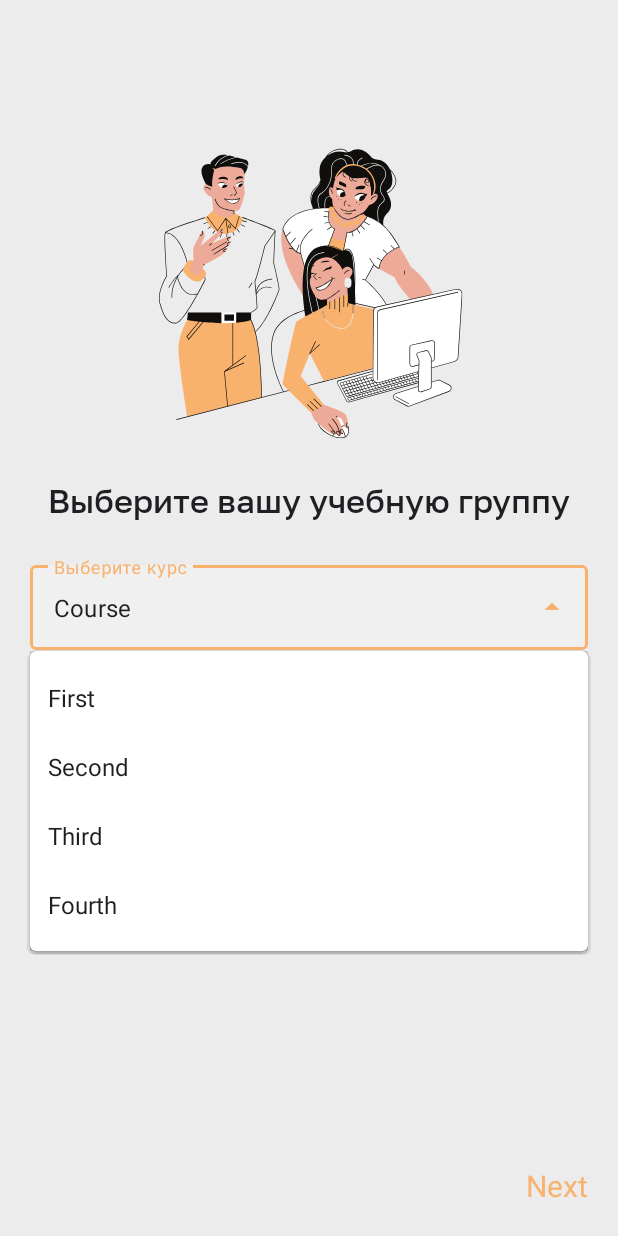
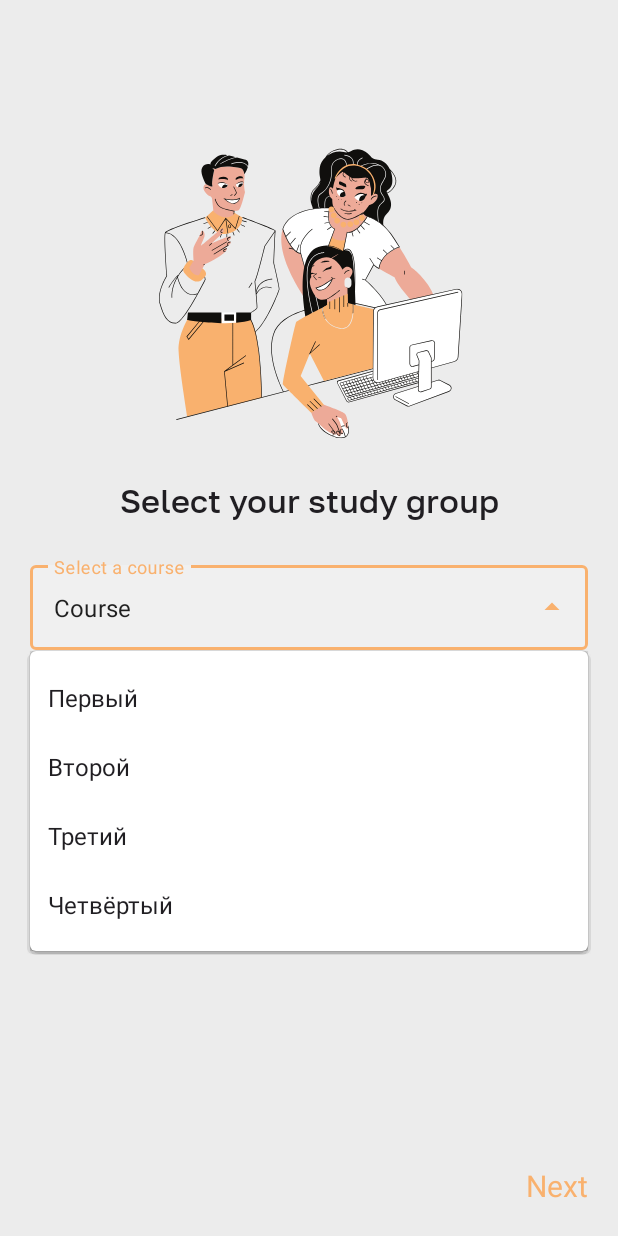
Before and after one commit to ONESECTOR/Schedule, an Android app: the fragment SecondScreenFragment placed in its activity, after a tap on an icon or button, on a phone screen of 412 x 824 dp. Run offline under Robolectric (Android 15) with nearby library versions, the phone set to English and light mode, and no system bars.

Commit message:
beta 1.1.0
- clean project
- fixes in all languages
- ui changes
- updating dependencies

```diff
--- a/app/build.gradle
+++ b/app/build.gradle
@@ -41,9 +41,9 @@ android {
 dependencies {
     // Basic
     implementation 'androidx.core:core-ktx:1.7.0'
-    implementation 'androidx.appcompat:appcompat:1.3.1'
+    implementation 'androidx.appcompat:appcompat:1.4.0'
     implementation 'com.google.android.material:material:1.4.0'
-    implementation 'androidx.constraintlayout:constraintlayout:2.1.1'
+    implementation 'androidx.constraintlayout:constraintlayout:2.1.2'
     implementation 'androidx.legacy:legacy-support-v4:1.0.0'
     implementation 'androidx.preference:preference-ktx:1.1.1'
     testImplementation 'junit:junit:4.13.2'
--- a/app/src/main/AndroidManifest.xml
+++ b/app/src/main/AndroidManifest.xml
@@ -5,7 +5,7 @@
     <application
         android:allowBackup="true"
         android:icon="@mipmap/ic_launcher"
-        android:label="@string/app_name"
+        android:label="Расписание ВолГУ"
         android:roundIcon="@mipmap/ic_launcher_round"
         android:supportsRtl="true"
         android:theme="@style/Theme.ScheduleApp">
--- a/app/src/main/java/com/sector/scheduleapp/onboarding/screens/SecondScreenFragment.kt
+++ b/app/src/main/java/com/sector/scheduleapp/onboarding/screens/SecondScreenFragment.kt
@@ -7,7 +7,6 @@ import android.view.LayoutInflater
 import android.view.View
 import android.view.ViewGroup
 import android.widget.ArrayAdapter
-import android.widget.Toast
 import androidx.viewpager2.widget.ViewPager2
 import com.sector.scheduleapp.R
 import com.sector.scheduleapp.databinding.FragmentSecondScreenBinding
@@ -17,7 +16,6 @@ class SecondScreenFragment : Fragment() {
     private val binding get() = _binding!!
 
     private var courseText: String? = null
-    private var grouptext: String? = null
 
     override fun onCreateView(
         inflater: LayoutInflater, container: ViewGroup?,
@@ -52,8 +50,6 @@ class SecondScreenFragment : Fragment() {
                 saveSettings(selected)
             }
         }
-
-
     }
 
     private fun selectCourse(course: String){
@@ -126,87 +122,8 @@ class SecondScreenFragment : Fragment() {
         )
     }
 
-    override fun onResume() {
-        super.onResume()
-
-        //fillOutSpinners()
-        //selectCourse()
-        //selectGroup()
-    }
-
     override fun onDestroyView() {
         super.onDestroyView()
         _binding = null
     }
-
-    /*private fun fillOutSpinners() {
-        val courses = resources.getStringArray(R.array.spinner_course)
-        binding.spinnerCourse.setAdapter(
-            ArrayAdapter(
-                requireContext(),
-                R.layout.dropdown_item,
-                courses
-            )
-        )
-
-        val defaultGroups = resources.getStringArray(R.array.spinner_first_course)
-        binding.spinnerGroups.setAdapter(
-            ArrayAdapter(
-                requireContext(),
-                R.layout.dropdown_item,
-                defaultGroups
-            )
-        )
-    }
-
-    private fun selectCourse() {
-        binding.spinnerCourse.setOnItemClickListener { parent, _, position, _ ->
-            val selectedCourse = parent.getItemAtPosition(position).toString()
-
-            when(selectedCourse) {
-                "First" -> binding.spinnerGroups.setAdapter(
-                    ArrayAdapter(
-                        requireContext(),
-                        R.layout.dropdown_item,
-                        resources.getStringArray(R.array.spinner_first_course)
-                    )
-                )
-                "Second" -> binding.spinnerGroups.setAdapter(
-                    ArrayAdapter(
-                        requireContext(),
-                        R.layout.dropdown_item,
-                        resources.getStringArray(R.array.spinner_second_course)
-                    )
-                )
-                "Third" -> binding.spinnerGroups.setAdapter(
-                    ArrayAdapter(
-                        requireContext(),
-                        R.layout.dropdown_item,
-                        resources.getStringArray(R.array.spinner_third_course)
-                    )
-                )
-                "Fourth" -> binding.spinnerGroups.setAdapter(
-                    ArrayAdapter(
-                        requireContext(),
-                        R.layout.dropdown_item,
-                        resources.getStringArray(R.array.spinner_fourth_course)
-                    )
-                )
-            }
-        }
-    }
-
-    private fun selectGroup() {
-        binding.spinnerGroups.setOnItemClickListener { parent, _, position, _ ->
-            val selectedGroup = parent.getItemAtPosition(position).toString()
-            setGroup(selectedGroup)
-        }
-    }
-
-    private fun setGroup(group: String) {
-        val sharedPref = requireActivity().getSharedPreferences("Group", Context.MODE_PRIVATE)
-        val editor = sharedPref.edit()
-        editor.putString("Selected group", group)
-        editor.apply()
-    }*/
 }
--- a/app/src/main/res/layout/dropdown_item.xml
+++ b/app/src/main/res/layout/dropdown_item.xml
@@ -5,4 +5,4 @@
     android:textColor="@color/elegant_black"
     android:textSize="16sp"
     android:ellipsize="end"
-    android:text="TextView" />
+    android:text="@string/test_string"/>
--- a/app/src/main/res/layout/fragment_day_detail.xml
+++ b/app/src/main/res/layout/fragment_day_detail.xml
@@ -32,7 +32,7 @@
             android:layout_height="wrap_content"
             android:layout_centerHorizontal="true"
             android:fontFamily="@font/golos_semi_bold"
-            android:text="Вторник, 15 ноября"
+            android:text="@string/test_string"
             android:textColor="@color/test_blue"
             android:textSize="21sp" />
 
@@ -60,7 +60,7 @@
             android:id="@+id/tv_is_empty"
             android:layout_width="wrap_content"
             android:layout_height="wrap_content"
-            android:text="Выберите группу в настройках приложения!"
+            android:text="@string/day_detail_error_empty_database"
             android:textAlignment="center"
             android:textColor="@color/test_blue"
             android:textSize="18sp" />
--- a/app/src/main/res/layout/fragment_first_screen.xml
+++ b/app/src/main/res/layout/fragment_first_screen.xml
@@ -22,7 +22,7 @@
         android:layout_width="wrap_content"
         android:layout_height="wrap_content"
         android:fontFamily="@font/golos_medium"
-        android:text="Ваше расписание, где угодно"
+        android:text="@string/onboarding_first_title"
         android:textAlignment="center"
         android:textColor="@color/elegant_black"
         android:textSize="25sp"
@@ -36,7 +36,7 @@
         android:layout_height="wrap_content"
         android:layout_marginTop="16dp"
         android:fontFamily="@font/golos_medium"
-        android:text="Больше ничего не нужно запоминать"
+        android:text="@string/onboarding_first_under_title"
         android:textAlignment="center"
         android:textColor="#696969"
         android:textSize="18sp"
--- a/app/src/main/res/layout/fragment_second_screen.xml
+++ b/app/src/main/res/layout/fragment_second_screen.xml
@@ -23,7 +23,7 @@
         android:layout_width="wrap_content"
         android:layout_height="wrap_content"
         android:fontFamily="@font/golos_medium"
-        android:text="Выберите вашу учебную группу"
+        android:text="@string/onboarding_second_choose_group"
         android:textAlignment="center"
         android:textColor="@color/elegant_black"
         android:textSize="22sp"
@@ -37,7 +37,7 @@
         android:layout_width="match_parent"
         android:layout_height="wrap_content"
         android:layout_marginTop="24dp"
-        android:hint="Выберите курс"
+        android:hint="@string/choose_course"
         app:layout_constraintEnd_toEndOf="parent"
         app:layout_constraintStart_toStartOf="parent"
         app:layout_constraintTop_toBottomOf="@id/tv_slogan">
@@ -48,7 +48,8 @@
             android:layout_height="wrap_content"
             android:dropDownHeight="wrap_content"
             android:inputType="none"
-            android:text="Course" />
+            android:text="@string/course"
+            tools:ignore="LabelFor" />
 
     </com.google.android.material.textfield.TextInputLayout>
 
@@ -58,7 +59,7 @@
         android:layout_width="match_parent"
         android:layout_height="wrap_content"
         android:layout_marginTop="8dp"
-        android:hint="Выберите группу"
+        android:hint="@string/choose_group"
         app:layout_constraintEnd_toEndOf="parent"
         app:layout_constraintStart_toStartOf="parent"
         app:layout_constraintTop_toBottomOf="@id/til_courses">
@@ -68,7 +69,8 @@
             android:layout_width="match_parent"
             android:layout_height="wrap_content"
             android:inputType="none"
-            android:text="Group" />
+            android:text="@string/group"
+            tools:ignore="LabelFor" />
 
     </com.google.android.material.textfield.TextInputLayout>
 
--- a/app/src/main/res/layout/fragment_third_screen.xml
+++ b/app/src/main/res/layout/fragment_third_screen.xml
@@ -22,7 +22,7 @@
         android:layout_width="wrap_content"
         android:layout_height="wrap_content"
         android:fontFamily="@font/golos_medium"
-        android:text="Всё готово. Наслаждайтесь!"
+        android:text="@string/onboarding_third_title"
         android:textAlignment="center"
         android:textColor="@color/elegant_black"
         android:textSize="25sp"
@@ -36,7 +36,7 @@
         android:layout_height="wrap_content"
         android:layout_marginTop="16dp"
         android:fontFamily="@font/golos_medium"
-        android:text="Вы всегда можете что-то поменять в настройках приложения"
+        android:text="@string/onboarding_third_under_title"
         android:textAlignment="center"
         android:textColor="#696969"
         android:textSize="18sp"
--- a/app/src/main/res/layout/item_advantage.xml
+++ b/app/src/main/res/layout/item_advantage.xml
@@ -35,7 +35,7 @@
                     android:layout_height="wrap_content"
                     android:fontFamily="@font/golos_semi_bold"
                     android:maxLength="15"
-                    android:text="Расписание"
+                    android:text="@string/advantage_title"
                     android:textColor="#f9b16e"
                     android:textSize="26sp" />
 
@@ -46,7 +46,7 @@
                     android:layout_below="@+id/tv_schedule"
                     android:layout_marginTop="4dp"
                     android:fontFamily="@font/golos_regular"
-                    android:text="Всегда под рукой!"
+                    android:text="@string/advantage_description"
                     android:textSize="16sp" />
 
                 <androidx.appcompat.widget.AppCompatButton
@@ -59,7 +59,7 @@
                     android:fontFamily="@font/golos_regular"
                     android:paddingStart="16dp"
                     android:paddingEnd="16dp"
-                    android:text="Настроить"
+                    android:text="@string/advantage_button"
                     android:textColor="@color/white_smoke" />
 
             </RelativeLayout>
--- a/app/src/main/res/layout/item_day.xml
+++ b/app/src/main/res/layout/item_day.xml
@@ -37,7 +37,7 @@
                 android:layout_below="@+id/iv_icon_day"
                 android:layout_marginTop="20dp"
                 android:fontFamily="@font/golos_medium"
-                android:text="Понедельник"
+                android:text="@string/test_day_of_week"
                 android:textColor="#f9b16e"
                 android:textSize="20sp" />
 
--- a/app/src/main/res/values/strings.xml
+++ b/app/src/main/res/values/strings.xml
@@ -1,33 +1,23 @@
 <resources>
     <!-- Basic -->
     <string name="app_name" translatable="false">Schedule App</string>
+    <string name="test_string" translatable="false">Test</string>
+    <string name="course">Course</string>
+    <string name="group">Group</string>
+    <string name="choose_course">Select a course</string>
+    <string name="choose_group">Select a group</string>
 
-    <!-- Week fragment -->
-    <string name="monday">Monday</string>
-    <string name="tuesday">Tuesday</string>
-    <string name="wednesday">Wednesday</string>
-    <string name="thursday">Thursday</string>
-    <string name="friday">Friday</string>
-    <string name="saturday">Saturday</string>
-    <string name="this_week">This week</string>
-    <string name="numerator">Numerator</string>
-    <string name="denominator">Denominator</string>
-
+    <!-- Arrays -->
     <string-array name="type_of_week">
         <item>@string/numerator</item>
         <item>@string/denominator</item>
     </string-array>
 
-    <!-- Onboarding screens -->
-    <string name="next">Next</string>
-    <string name="skip">Skip</string>
-    <string name="finish">Finish</string>
-
     <string-array name="spinner_course">
-        <item>First</item>
-        <item>Second</item>
-        <item>Third</item>
-        <item>Fourth</item>
+        <item>Первый</item>
+        <item>Второй</item>
+        <item>Третий</item>
+        <item>Четвёртый</item>
     </string-array>
 
     <string-array name="spinner_first_course">
@@ -49,4 +39,42 @@
         <item>МОСб-181</item>
         <item>МОСб-182</item>
     </string-array>
+
+    <!-- OnBoarding fragments -->
+    <string name="next">Next</string>
+    <string name="skip">Skip</string>
+    <string name="finish">Finish</string>
+    <string name="onboarding_first_title">Your schedule, anywhere</string>
+    <string name="onboarding_first_under_title">There is nothing more to remember</string>
+    <string name="onboarding_second_choose_group">Select your study group</string>
+    <string name="onboarding_third_title">All done. Enjoy!</string>
+    <string name="onboarding_third_under_title">You can always change something in the application settings</string>
+
+    <!-- Week fragment -->
+    <string name="monday">Monday</string>
+    <string name="tuesday">Tuesday</string>
+    <string name="wednesday">Wednesday</string>
+    <string name="thursday">Thursday</string>
+    <string name="friday">Friday</string>
+    <string name="saturday">Saturday</string>
+    <string name="numerator">Numerator</string>
+    <string name="denominator">Denominator</string>
+    <string name="test_date">October 24, 2021</string>
+    <string name="home">Home</string>
+    <string name="days_of_the_week">Days of the week</string>
+    <string name="advantage_title">Schedule</string>
+    <string name="advantage_description">Always at hand!</string>
+    <string name="advantage_button">Tune</string>
+    <string name="test_day_of_week">Monday</string>
+
+    <!-- Settings fragment -->
+    <string name="common">Common</string>
+    <string name="settings">Settings</string>
+
+    <!-- Day detail fragment-->
+    <string name="day_detail_error_empty_database">Select a group in the app settings!</string>
+    <string name="test_subject_name" translatable="false">Информатика и программирование</string>
+    <string name="test_subject_info" translatable="false">Григорьева А.Г., лекция, дистанционно</string>
+    <string name="test_subject_time" translatable="false">13:40 \- 15:10</string>
+    <string name="test_subject_classroom" translatable="false">4.29Г</string>
 </resources>
--- a/app/src/main/res/values/themes.xml
+++ b/app/src/main/res/values/themes.xml
@@ -3,7 +3,7 @@
     <style name="Theme.ScheduleApp" parent="Theme.MaterialComponents.DayNight.NoActionBar">
         <!-- Primary brand color. -->
         <item name="colorPrimary">@color/pure_gold</item>
-        <item name="colorPrimaryVariant">@color/milk_white</item>
+        <item name="colorPrimaryVariant">@color/white_smoke</item>
         <item name="colorOnPrimary">@color/white</item>
         <!-- Secondary brand color. -->
         <item name="colorSecondary">@color/teal_200</item>
```
Also changed, not shown: app/src/main/java/com/sector/scheduleapp/fragments/settings/SettingsFragment.kt (+0 -12 lines), app/src/main/java/com/sector/scheduleapp/fragments/week/WeekFragment.kt (+2 -9 lines), app/src/main/res/layout/fragment_settings.xml (+8 -6 lines), app/src/main/res/layout/fragment_week.xml (+6 -5 lines), app/src/main/res/layout/item_subject_detail.xml (+4 -4 lines), 1 other file.
